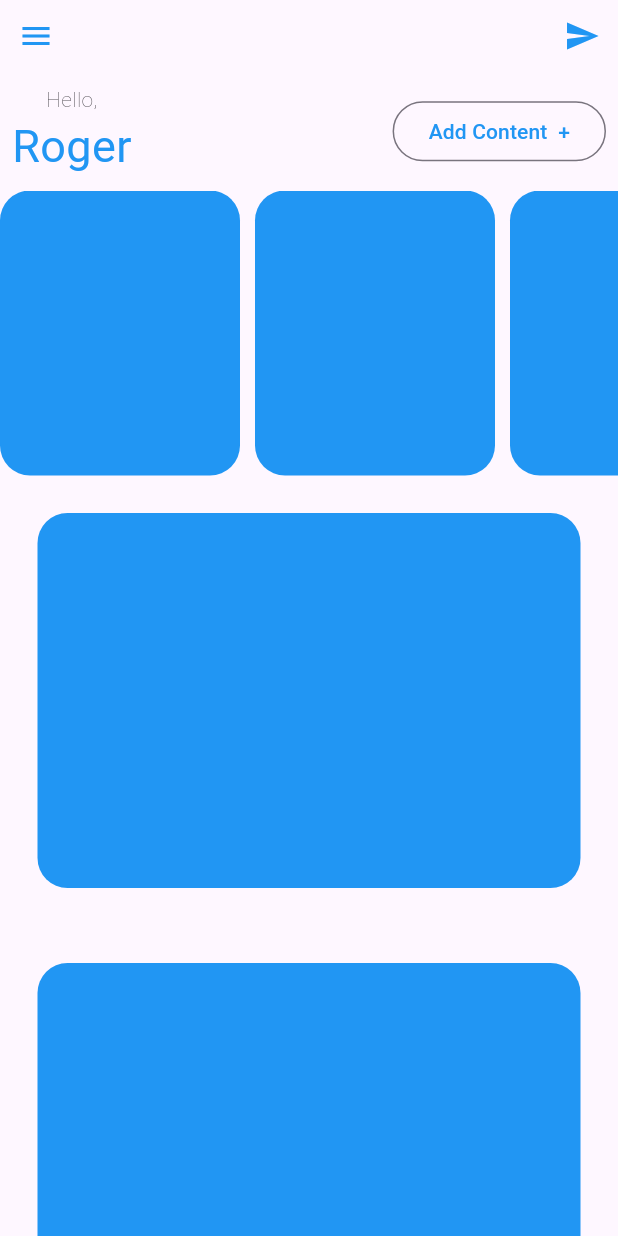
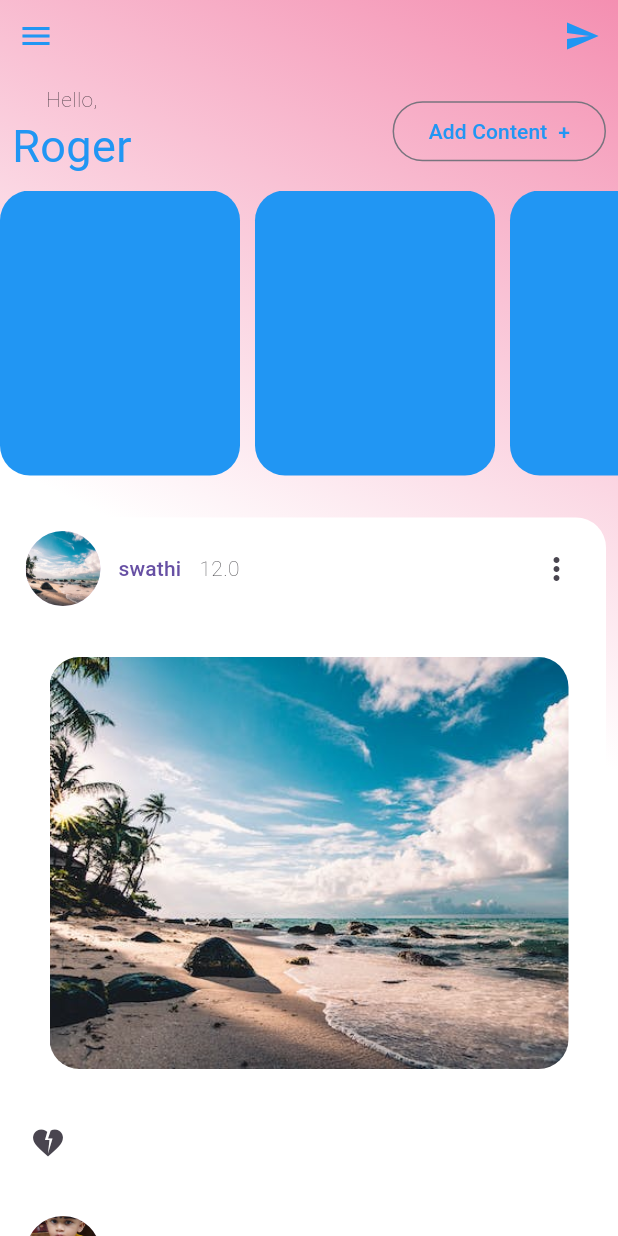
Before and after one commit to Swathi-krishna123/flutter-task1, a Flutter app: the screen it shows after launch, on a phone screen of 412 x 824 dp. Run offline on Flutter 3.47's test engine with Material 3 defaults, Android fonts, the phone set to English and light mode, and no system bars.

Commit message:
picture radius

```diff
--- /dev/null
+++ b/lib/data.dart
@@ -0,0 +1,10 @@
+class Data{
+  List <Map<String,dynamic>>items=[
+    {"username":"swathi","time":12.00,"profileimg":"assets/pexels-photo-994605.jpeg","postimg":"assets/pexels-photo-994605.jpeg"},
+    {"username":"sanu","time":1.00,"profileimg":"assets/IMG-20221021-WA0002.jpg","postimg":"assets/IMG-20221021-WA0002.jpg"},
+    {"username":"athi","time":2.00,"profileimg":"assets/IMG-20230227-WA0000.jpg","postimg":"assets/IMG-20230227-WA0000.jpg"},
+    {"username":"achu","time":3.00,"profileimg":"assets/pexels-photo-994605.jpeg","postimg":"assets/pexels-photo-994605.jpeg"},
+  ];
+
+
+}
--- a/lib/main.dart
+++ b/lib/main.dart
@@ -1,4 +1,6 @@
 import 'package:flutter/material.dart';
+import 'package:flutter_task1/data.dart';
+import 'package:flutter_task1/widgets/postile.dart';
 
 void main() {
   runApp(const MyApp());
@@ -22,8 +24,14 @@ class HomeScreen extends StatelessWidget {
 
   @override
   Widget build(BuildContext context) {
+    Data data=Data();
     return Scaffold(
-      body: Column(
+      body: Container(
+        height: MediaQuery.of(context).size.height,
+        width: MediaQuery.of(context).size.width,
+        decoration: BoxDecoration(gradient:LinearGradient(colors: [Colors.pink.shade200,Colors.white],begin: Alignment.topRight,end: Alignment.center),
+        ),
+        child: Column(
           children: [
             SafeArea(
               child: Row(
@@ -92,25 +100,20 @@ class HomeScreen extends StatelessWidget {
                 ),
               ),
             ),
+            SizedBox(height: 20),
             Expanded(
               child: ListView.separated(
                 scrollDirection: Axis.vertical,
-              itemCount: 100,
-              separatorBuilder: (context, index) => SizedBox(width: 10),
+                itemCount: data.items.length,
+                separatorBuilder: (context, index) =>const  SizedBox(width: 10),
                 itemBuilder: (context, index) {
-                return Padding(
-                  padding: const EdgeInsets.all(25.0),
-                  child: Container(
-                    height: 250,
-                    width: 200,
-                    decoration: BoxDecoration(color: Colors.blue,borderRadius: BorderRadius.circular(20)),
-                  ),
-                );
+                  return  Postile(profileimg: data.items[index]["profileimg"], username: data.items[index]["username"], time: data.items[index]["time"].toString(), postimg: data.items[index]["postimg"]);
                 },
               ),
             ),
           ],
         ),
+      ),
     );
   }
 }
--- /dev/null
+++ b/lib/widgets/postile.dart
@@ -0,0 +1,73 @@
+import 'package:flutter/material.dart';
+
+class Postile extends StatelessWidget {
+  final String profileimg;
+  final String username;
+  final String time;
+  final String postimg;
+
+  const Postile(
+      {required this.profileimg,
+      required this.username,
+      required this.time,
+      required this.postimg,
+      super.key});
+
+  @override
+  Widget build(BuildContext context) {
+    return Padding(
+      padding: const EdgeInsets.all(8.0),
+      child: Container(
+        // height: 350,
+        width: MediaQuery.of(context).size.width,
+        decoration: BoxDecoration(
+          color: Colors.white,
+          borderRadius: BorderRadius.circular(20),
+        ),
+        child: Column(
+          children: [
+            Padding(
+              padding: const EdgeInsets.all(9.0),
+              child: Row(
+                children: [
+                  CircleAvatar(
+                    backgroundImage: AssetImage(profileimg),
+                    radius: 25,
+                  ),
+                  const SizedBox(),
+                  TextButton(onPressed: () {}, child: Text(username)),
+                  Text(
+                    time,
+                    style: const TextStyle(fontWeight: FontWeight.w100),
+                  ),
+                  const Spacer(),
+                  IconButton(
+                      onPressed: () {}, icon: const Icon(Icons.more_vert))
+                ],
+              ),
+            ),
+            Padding(
+                padding: const EdgeInsets.all(25.0),
+                child: Container(
+                  height: MediaQuery.of(context).size.height / 3,
+                  width: MediaQuery.of(context).size.width,
+                  decoration: BoxDecoration(
+                    image: DecorationImage(
+                      image: AssetImage(postimg),
+                      fit: BoxFit.cover,
+                    ),
+                    borderRadius: BorderRadius.circular(20)
+                  ),
+                )),
+            Row(
+              children: [
+                IconButton(
+                    onPressed: () {}, icon: const Icon(Icons.heart_broken))
+              ],
+            )
+          ],
+        ),
+      ),
+    );
+  }
+}
```
Also changed, not shown: assets/IMG-20211009-WA0005.jpg (added), assets/IMG-20221020-WA0005.jpg (added), assets/IMG-20221021-WA0002.jpg (added), assets/IMG-20221022-WA0024.jpg (added), assets/IMG-20230227-WA0000.jpg (added). Lines whose indentation alone changed are shown as unchanged.
